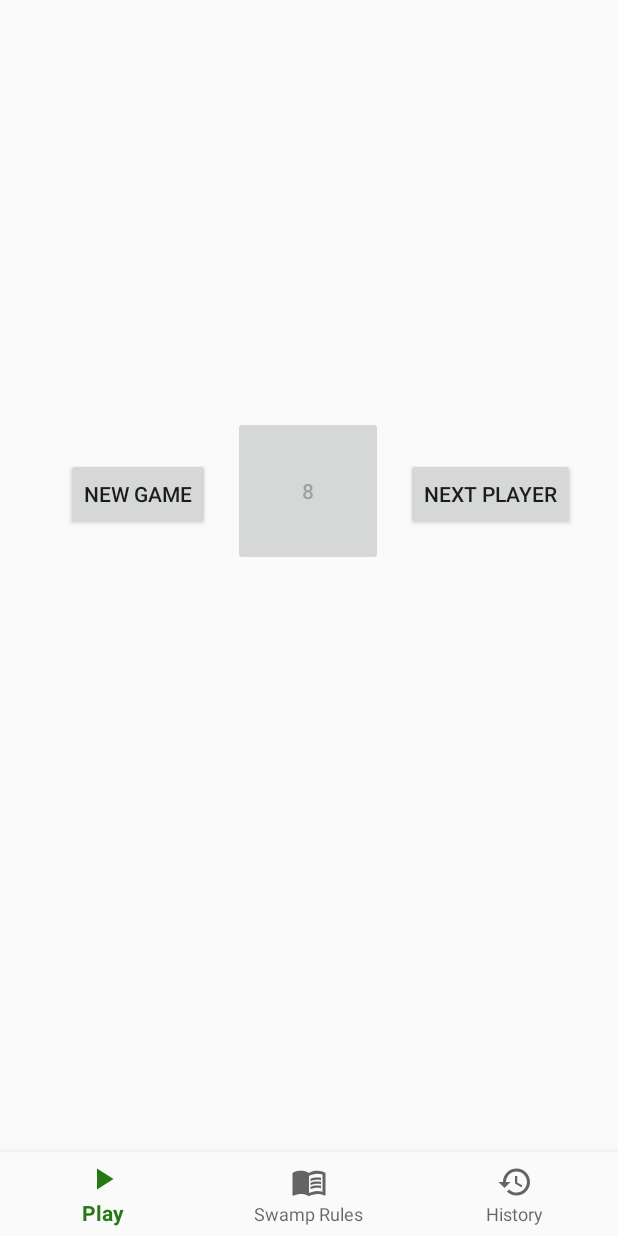
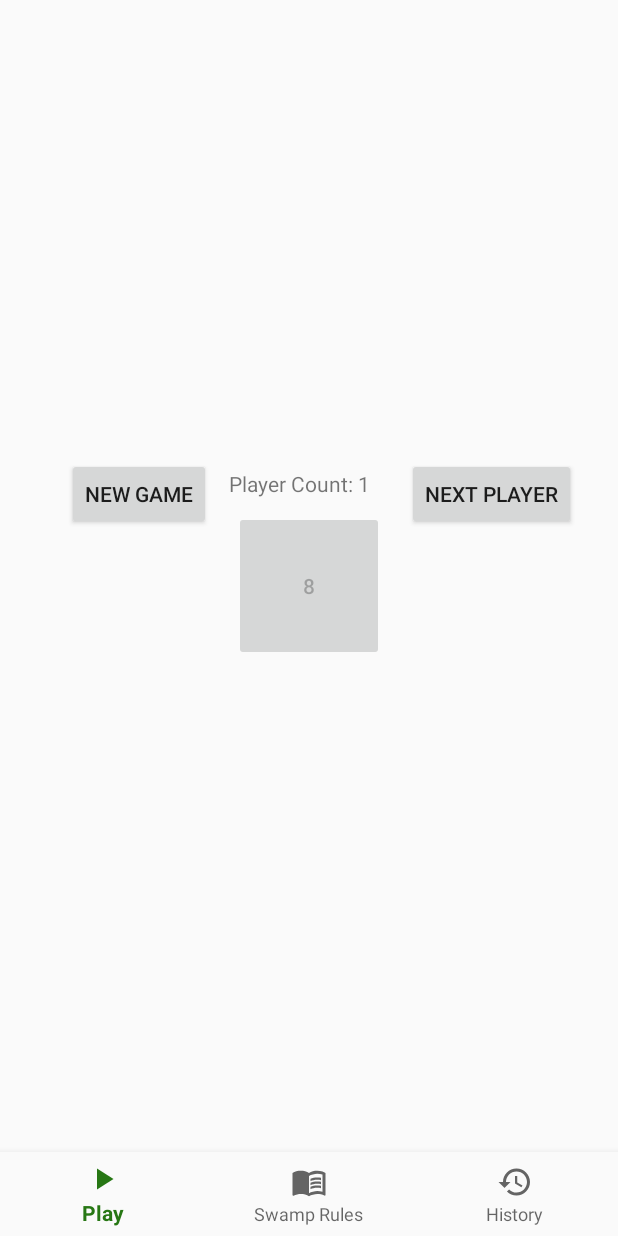
Before and after one commit to henrySwin/swampPool, an Android app: the screen it shows after launch (MainActivity), after a tap on an icon or button, on a phone screen of 412 x 824 dp. Run offline under Robolectric (Android 15) with nearby library versions, the phone set to English and light mode, and no system bars; our stand-ins replace navigation-ui.

Commit message:
Add Player Count functionality

```diff
--- a/app/src/main/java/com/example/swamppool/ui/play/PlayFragment.kt
+++ b/app/src/main/java/com/example/swamppool/ui/play/PlayFragment.kt
@@ -16,7 +16,6 @@ import androidx.fragment.app.Fragment
 import androidx.lifecycle.Observer
 import androidx.lifecycle.ViewModelProvider
 import com.example.swamppool.R
-import kotlin.random.Random
 
 class PlayFragment : Fragment() {
 
@@ -30,25 +29,27 @@ class PlayFragment : Fragment() {
     ): View? {
         playViewModel = ViewModelProvider(this).get(PlayViewModel::class.java)
         val root = inflater.inflate(R.layout.fragment_play, container, false)
-        //val textView: TextView = root.findViewById(R.id.text_home)
 
-        var myToast = Toast.makeText(activity, "Test Toast", Toast.LENGTH_SHORT)
+        var myToast: Toast = Toast.makeText(activity, "Test Toast", Toast.LENGTH_SHORT)
 
         var list = mutableListOf<Int>(1,2,3,4,5,6,7,8,9,10,11,12,13,14,15)
+
+        var playerCount: Int = 0;
+        val txtPlayerCount: TextView = root.findViewById(R.id.text_playerCount)
+        txtPlayerCount.text = getString(R.string.player_count, playerCount)
 
         val btnNewGame: Button = root.findViewById(R.id.btn_newGame)
         val button: Button = root.findViewById(R.id.button)
         val btnHide: Button = root.findViewById(R.id.btn_hide)
 
         button.setOnClickListener{
+            val random: Int = list.random()
+            list.remove(random)
+            button.text = random.toString()
+            playerCount += 1
+            txtPlayerCount.text = getString(R.string.player_count, playerCount)
 
-            //else {
-                // val random = (1..15).random()
-                val random = list.random()
-                list.remove(random)
-                //myToast = Toast.makeText(activity, random.toString(), Toast.LENGTH_SHORT)
-                //myToast.show()
-                button.text = random.toString()
+            // Logcat:
             var remaining: String = ""
             for (i in list) {
                 remaining += "$i, "
@@ -58,7 +59,6 @@ class PlayFragment : Fragment() {
 
             btnHide.isEnabled = true
             button.isEnabled = false
-            //}
         }
 
         // New Game button.
@@ -66,12 +66,14 @@ class PlayFragment : Fragment() {
             // Reset list to include all balls again.
             list = mutableListOf<Int>(1,2,3,4,5,6,7,8,9,10,11,12,13,14,15)
             button.text = getString(R.string.play_now)
+            playerCount = 0
+            txtPlayerCount.text = getString(R.string.player_count, playerCount)
+
+            btnHide.isEnabled = false
+            button.isEnabled = true
 
             myToast = Toast.makeText(activity, "New Game", Toast.LENGTH_SHORT)
             myToast.show()
-
-            btnHide.isEnabled = false
-            button.isEnabled = true
         }
 
         // Next Player button.
@@ -80,7 +82,7 @@ class PlayFragment : Fragment() {
             btnHide.isEnabled = false
 
             if (list.isEmpty()) {
-                button.text = getString(R.string.no_balls);
+                button.text = getString(R.string.no_balls)
                 Log.i("PLAY - button.OnClick - if", "No balls left")
             }
             else {
--- a/app/src/main/res/layout/fragment_play.xml
+++ b/app/src/main/res/layout/fragment_play.xml
@@ -6,6 +6,18 @@
     android:layout_height="match_parent"
     tools:context=".ui.play.PlayFragment">
 
+    <TextView
+        android:id="@+id/text_playerCount"
+        android:layout_width="107dp"
+        android:layout_height="20dp"
+        android:text="@string/init_player_count"
+        app:layout_constraintBottom_toTopOf="@+id/button"
+        app:layout_constraintEnd_toEndOf="parent"
+        app:layout_constraintHorizontal_bias="0.5"
+        app:layout_constraintStart_toStartOf="parent"
+        app:layout_constraintTop_toTopOf="parent"
+        app:layout_constraintVertical_bias="0.97" />
+
     <Button
         android:id="@+id/button"
         android:layout_width="100dp"
@@ -13,10 +25,10 @@
         android:text="@string/play_now"
         app:layout_constraintBottom_toBottomOf="parent"
         app:layout_constraintEnd_toEndOf="parent"
-        app:layout_constraintHorizontal_bias="0.498"
+        app:layout_constraintHorizontal_bias="0.5"
         app:layout_constraintStart_toStartOf="parent"
-        app:layout_constraintTop_toTopOf="parent"
-        app:layout_constraintVertical_bias="0.331" />
+        app:layout_constraintTop_toTopOf="@id/text_playerCount"
+        app:layout_constraintVertical_bias="0.068" />
 
     <Button
         android:id="@+id/btn_newGame"
--- a/app/src/main/res/values/strings.xml
+++ b/app/src/main/res/values/strings.xml
@@ -6,6 +6,9 @@
     <string name="title_history">History</string>
 
     <!--Play fragment-->
+    <string name="init_player_count">Player Count: 10</string>
+    <string name="player_count">Player Count: %1$d</string>
+
     <string name="new_game">New Game</string>
 
     <string name="play_now">Get\n#</string>
```
Lines whose indentation alone changed are shown as unchanged.
